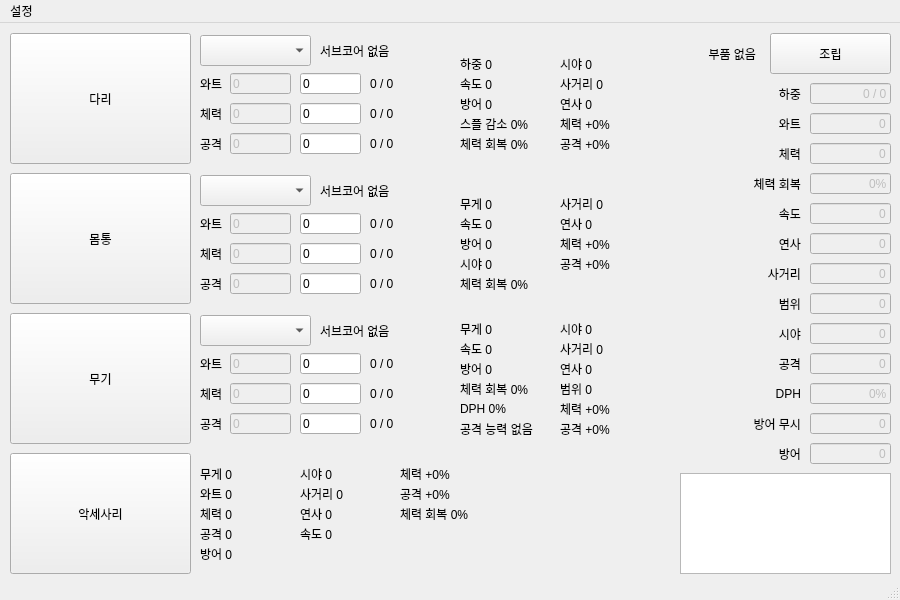
Qt form calculator.ui (ThunderVolt45/Nova-Parts-Calculator-Python) before a commit.
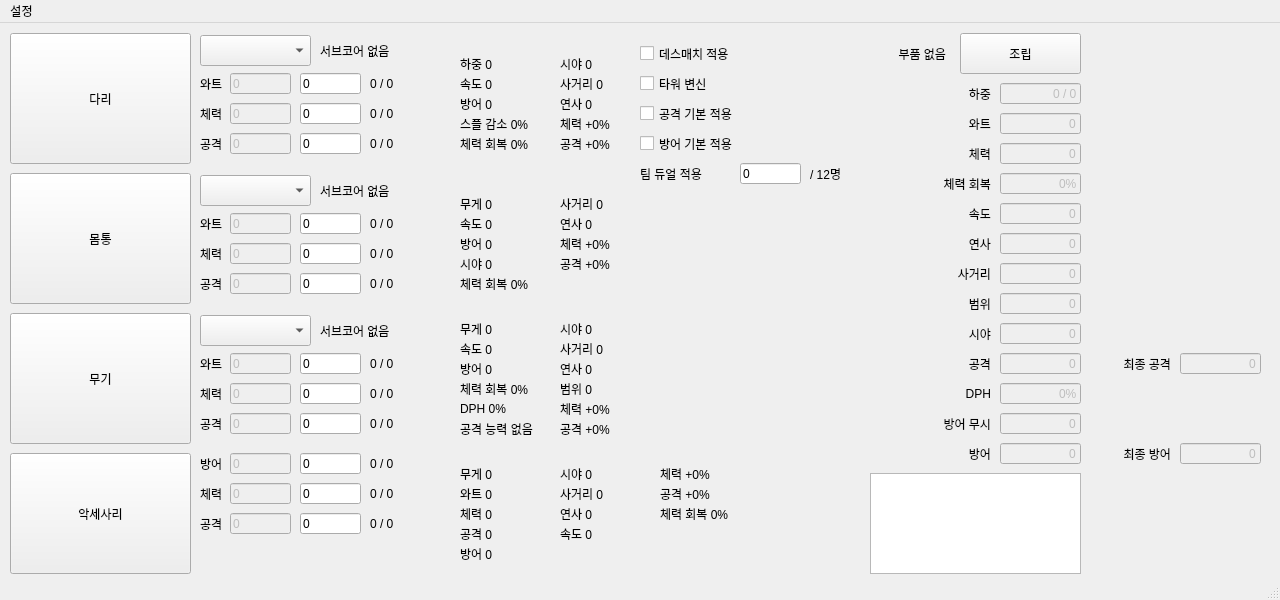
The same form after that commit.

Commit message: 스킬 및 타워 설정

Diff of the .ui file:
```diff
--- a/calculator.ui
+++ b/calculator.ui
@@ -6,19 +6,19 @@
    <rect>
     <x>0</x>
     <y>0</y>
-    <width>900</width>
+    <width>1280</width>
     <height>600</height>
    </rect>
   </property>
   <property name="minimumSize">
    <size>
-    <width>900</width>
+    <width>1280</width>
     <height>600</height>
    </size>
   </property>
   <property name="maximumSize">
    <size>
-    <width>900</width>
+    <width>1280</width>
     <height>600</height>
    </size>
   </property>
@@ -1244,7 +1244,7 @@
    <widget class="QLabel" name="Acc_weight">
     <property name="geometry">
      <rect>
-      <x>200</x>
+      <x>460</x>
       <y>440</y>
       <width>71</width>
       <height>21</height>
@@ -1260,7 +1260,7 @@
    <widget class="QLabel" name="Acc_watt">
     <property name="geometry">
      <rect>
-      <x>200</x>
+      <x>460</x>
       <y>460</y>
       <width>71</width>
       <height>21</height>
@@ -1276,7 +1276,7 @@
    <widget class="QLabel" name="Acc_health">
     <property name="geometry">
      <rect>
-      <x>200</x>
+      <x>460</x>
       <y>480</y>
       <width>71</width>
       <height>21</height>
@@ -1292,7 +1292,7 @@
    <widget class="QLabel" name="Acc_damage">
     <property name="geometry">
      <rect>
-      <x>200</x>
+      <x>460</x>
       <y>500</y>
       <width>71</width>
       <height>21</height>
@@ -1308,7 +1308,7 @@
    <widget class="QLabel" name="Acc_cooldown">
     <property name="geometry">
      <rect>
-      <x>300</x>
+      <x>560</x>
       <y>480</y>
       <width>71</width>
       <height>21</height>
@@ -1324,7 +1324,7 @@
    <widget class="QLabel" name="Acc_range">
     <property name="geometry">
      <rect>
-      <x>300</x>
+      <x>560</x>
       <y>460</y>
       <width>71</width>
       <height>21</height>
@@ -1343,7 +1343,7 @@
    <widget class="QLabel" name="Acc_sight">
     <property name="geometry">
      <rect>
-      <x>300</x>
+      <x>560</x>
       <y>440</y>
       <width>71</width>
       <height>21</height>
@@ -1359,7 +1359,7 @@
    <widget class="QLabel" name="Acc_healthMagnification">
     <property name="geometry">
      <rect>
-      <x>400</x>
+      <x>660</x>
       <y>440</y>
       <width>71</width>
       <height>21</height>
@@ -1375,7 +1375,7 @@
    <widget class="QLabel" name="Acc_damageMagnification">
     <property name="geometry">
      <rect>
-      <x>400</x>
+      <x>660</x>
       <y>460</y>
       <width>71</width>
       <height>21</height>
@@ -1391,7 +1391,7 @@
    <widget class="QLabel" name="Acc_regen">
     <property name="geometry">
      <rect>
-      <x>400</x>
+      <x>660</x>
       <y>480</y>
       <width>81</width>
       <height>21</height>
@@ -1407,7 +1407,7 @@
    <widget class="QLabel" name="Acc_speed">
     <property name="geometry">
      <rect>
-      <x>300</x>
+      <x>560</x>
       <y>500</y>
       <width>71</width>
       <height>21</height>
@@ -1423,7 +1423,7 @@
    <widget class="QLabel" name="Acc_armor">
     <property name="geometry">
      <rect>
-      <x>200</x>
+      <x>460</x>
       <y>520</y>
       <width>71</width>
       <height>21</height>
@@ -1455,7 +1455,7 @@
    <widget class="QPushButton" name="Assemble_btn">
     <property name="geometry">
      <rect>
-      <x>770</x>
+      <x>960</x>
       <y>10</y>
       <width>121</width>
       <height>41</height>
@@ -1468,7 +1468,7 @@
    <widget class="QLabel" name="Assemble_label">
     <property name="geometry">
      <rect>
-      <x>625</x>
+      <x>815</x>
       <y>20</y>
       <width>131</width>
       <height>21</height>
@@ -1487,7 +1487,7 @@
     </property>
     <property name="geometry">
      <rect>
-      <x>810</x>
+      <x>1000</x>
       <y>60</y>
       <width>81</width>
       <height>21</height>
@@ -1506,7 +1506,7 @@
    <widget class="QLabel" name="label">
     <property name="geometry">
      <rect>
-      <x>760</x>
+      <x>950</x>
       <y>60</y>
       <width>41</width>
       <height>21</height>
@@ -1528,7 +1528,7 @@
     </property>
     <property name="geometry">
      <rect>
-      <x>810</x>
+      <x>1000</x>
       <y>90</y>
       <width>81</width>
       <height>21</height>
@@ -1547,7 +1547,7 @@
    <widget class="QLabel" name="label_2">
     <property name="geometry">
      <rect>
-      <x>760</x>
+      <x>950</x>
       <y>90</y>
       <width>41</width>
       <height>21</height>
@@ -1569,7 +1569,7 @@
     </property>
     <property name="geometry">
      <rect>
-      <x>810</x>
+      <x>1000</x>
       <y>120</y>
       <width>81</width>
       <height>21</height>
@@ -1588,7 +1588,7 @@
    <widget class="QLabel" name="label_3">
     <property name="geometry">
      <rect>
-      <x>760</x>
+      <x>950</x>
       <y>120</y>
       <width>41</width>
       <height>21</height>
@@ -1610,7 +1610,7 @@
     </property>
     <property name="geometry">
      <rect>
-      <x>810</x>
+      <x>1000</x>
       <y>150</y>
       <width>81</width>
       <height>21</height>
@@ -1629,7 +1629,7 @@
    <widget class="QLabel" name="label_4">
     <property name="geometry">
      <rect>
-      <x>740</x>
+      <x>930</x>
       <y>150</y>
       <width>61</width>
       <height>21</height>
@@ -1651,7 +1651,7 @@
     </property>
     <property name="geometry">
      <rect>
-      <x>810</x>
+      <x>1000</x>
       <y>180</y>
       <width>81</width>
       <height>21</height>
@@ -1670,7 +1670,7 @@
    <widget class="QLabel" name="label_5">
     <property name="geometry">
      <rect>
-      <x>760</x>
+      <x>950</x>
       <y>180</y>
       <width>41</width>
       <height>21</height>
@@ -1692,7 +1692,7 @@
     </property>
     <property name="geometry">
      <rect>
-      <x>810</x>
+      <x>1000</x>
       <y>210</y>
       <width>81</width>
       <height>21</height>
@@ -1711,7 +1711,7 @@
    <widget class="QLabel" name="label_6">
     <property name="geometry">
      <rect>
-      <x>760</x>
+      <x>950</x>
       <y>210</y>
       <width>41</width>
       <height>21</height>
@@ -1733,7 +1733,7 @@
     </property>
     <property name="geometry">
      <rect>
-      <x>810</x>
+      <x>1000</x>
       <y>240</y>
       <width>81</width>
       <height>21</height>
@@ -1752,7 +1752,7 @@
    <widget class="QLabel" name="label_7">
     <property name="geometry">
      <rect>
-      <x>760</x>
+      <x>950</x>
       <y>240</y>
       <width>41</width>
       <height>21</height>
@@ -1774,7 +1774,7 @@
     </property>
     <property name="geometry">
      <rect>
-      <x>810</x>
+      <x>1000</x>
       <y>270</y>
       <width>81</width>
       <height>21</height>
@@ -1793,7 +1793,7 @@
    <widget class="QLabel" name="label_8">
     <property name="geometry">
      <rect>
-      <x>760</x>
+      <x>950</x>
       <y>270</y>
       <width>41</width>
       <height>21</height>
@@ -1815,7 +1815,7 @@
     </property>
     <property name="geometry">
      <rect>
-      <x>810</x>
+      <x>1000</x>
       <y>300</y>
       <width>81</width>
       <height>21</height>
@@ -1834,7 +1834,7 @@
    <widget class="QLabel" name="label_9">
     <property name="geometry">
      <rect>
-      <x>760</x>
+      <x>950</x>
       <y>300</y>
       <width>41</width>
       <height>21</height>
@@ -1856,7 +1856,7 @@
     </property>
     <property name="geometry">
      <rect>
-      <x>810</x>
+      <x>1000</x>
       <y>330</y>
       <width>81</width>
       <height>21</height>
@@ -1875,7 +1875,7 @@
    <widget class="QLabel" name="label_10">
     <property name="geometry">
      <rect>
-      <x>760</x>
+      <x>950</x>
       <y>330</y>
       <width>41</width>
       <height>21</height>
@@ -1897,7 +1897,7 @@
     </property>
     <property name="geometry">
      <rect>
-      <x>810</x>
+      <x>1000</x>
       <y>390</y>
       <width>81</width>
       <height>21</height>
@@ -1916,7 +1916,7 @@
    <widget class="QLabel" name="label_11">
     <property name="geometry">
      <rect>
-      <x>740</x>
+      <x>930</x>
       <y>390</y>
       <width>61</width>
       <height>21</height>
@@ -1938,7 +1938,7 @@
     </property>
     <property name="geometry">
      <rect>
-      <x>810</x>
+      <x>1000</x>
       <y>420</y>
       <width>81</width>
       <height>21</height>
@@ -1957,7 +1957,7 @@
    <widget class="QLabel" name="label_12">
     <property name="geometry">
      <rect>
-      <x>760</x>
+      <x>950</x>
       <y>420</y>
       <width>41</width>
       <height>21</height>
@@ -1979,7 +1979,7 @@
     </property>
     <property name="geometry">
      <rect>
-      <x>810</x>
+      <x>1000</x>
       <y>360</y>
       <width>81</width>
       <height>21</height>
@@ -1998,7 +1998,7 @@
    <widget class="QLabel" name="label_13">
     <property name="geometry">
      <rect>
-      <x>760</x>
+      <x>950</x>
       <y>360</y>
       <width>41</width>
       <height>21</height>
@@ -2017,7 +2017,7 @@
    <widget class="QPlainTextEdit" name="Assemble_etc">
     <property name="geometry">
      <rect>
-      <x>680</x>
+      <x>870</x>
       <y>450</y>
       <width>211</width>
       <height>101</height>
@@ -2043,13 +2043,390 @@
      <cstring>Leg_wattBase</cstring>
     </property>
    </widget>
+   <widget class="QCheckBox" name="Skill_Attackbase">
+    <property name="geometry">
+     <rect>
+      <x>640</x>
+      <y>80</y>
+      <width>111</width>
+      <height>21</height>
+     </rect>
+    </property>
+    <property name="text">
+     <string>공격 기본 적용</string>
+    </property>
+   </widget>
+   <widget class="QCheckBox" name="Skill_Defensebase">
+    <property name="geometry">
+     <rect>
+      <x>640</x>
+      <y>110</y>
+      <width>111</width>
+      <height>21</height>
+     </rect>
+    </property>
+    <property name="text">
+     <string>방어 기본 적용</string>
+    </property>
+   </widget>
+   <widget class="QLineEdit" name="Skill_TeamdualPlayer">
+    <property name="geometry">
+     <rect>
+      <x>740</x>
+      <y>140</y>
+      <width>61</width>
+      <height>21</height>
+     </rect>
+    </property>
+    <property name="text">
+     <string>0</string>
+    </property>
+    <property name="readOnly">
+     <bool>false</bool>
+    </property>
+   </widget>
+   <widget class="QLabel" name="Skill_TeamdualPlayerMax">
+    <property name="geometry">
+     <rect>
+      <x>810</x>
+      <y>140</y>
+      <width>56</width>
+      <height>21</height>
+     </rect>
+    </property>
+    <property name="text">
+     <string>/ 12명</string>
+    </property>
+   </widget>
+   <widget class="QLabel" name="label_14">
+    <property name="geometry">
+     <rect>
+      <x>640</x>
+      <y>140</y>
+      <width>101</width>
+      <height>21</height>
+     </rect>
+    </property>
+    <property name="text">
+     <string>팀 듀얼 적용</string>
+    </property>
+   </widget>
+   <widget class="QLineEdit" name="Assemble_totaldamage">
+    <property name="enabled">
+     <bool>false</bool>
+    </property>
+    <property name="geometry">
+     <rect>
+      <x>1180</x>
+      <y>330</y>
+      <width>81</width>
+      <height>21</height>
+     </rect>
+    </property>
+    <property name="text">
+     <string>0</string>
+    </property>
+    <property name="alignment">
+     <set>Qt::AlignRight|Qt::AlignTrailing|Qt::AlignVCenter</set>
+    </property>
+    <property name="readOnly">
+     <bool>true</bool>
+    </property>
+   </widget>
+   <widget class="QLabel" name="label_15">
+    <property name="geometry">
+     <rect>
+      <x>1100</x>
+      <y>330</y>
+      <width>71</width>
+      <height>21</height>
+     </rect>
+    </property>
+    <property name="text">
+     <string>최종 공격</string>
+    </property>
+    <property name="alignment">
+     <set>Qt::AlignRight|Qt::AlignTrailing|Qt::AlignVCenter</set>
+    </property>
+    <property name="buddy">
+     <cstring>Leg_wattBase</cstring>
+    </property>
+   </widget>
+   <widget class="QLabel" name="label_16">
+    <property name="geometry">
+     <rect>
+      <x>1100</x>
+      <y>420</y>
+      <width>71</width>
+      <height>21</height>
+     </rect>
+    </property>
+    <property name="text">
+     <string>최종 방어</string>
+    </property>
+    <property name="alignment">
+     <set>Qt::AlignRight|Qt::AlignTrailing|Qt::AlignVCenter</set>
+    </property>
+    <property name="buddy">
+     <cstring>Leg_wattBase</cstring>
+    </property>
+   </widget>
+   <widget class="QLineEdit" name="Assemble_totalarmor">
+    <property name="enabled">
+     <bool>false</bool>
+    </property>
+    <property name="geometry">
+     <rect>
+      <x>1180</x>
+      <y>420</y>
+      <width>81</width>
+      <height>21</height>
+     </rect>
+    </property>
+    <property name="text">
+     <string>0</string>
+    </property>
+    <property name="alignment">
+     <set>Qt::AlignRight|Qt::AlignTrailing|Qt::AlignVCenter</set>
+    </property>
+    <property name="readOnly">
+     <bool>true</bool>
+    </property>
+   </widget>
+   <widget class="QCheckBox" name="Status_Deathmatch">
+    <property name="geometry">
+     <rect>
+      <x>640</x>
+      <y>20</y>
+      <width>111</width>
+      <height>21</height>
+     </rect>
+    </property>
+    <property name="text">
+     <string>데스매치 적용</string>
+    </property>
+   </widget>
+   <widget class="QLineEdit" name="Acc_damageBase">
+    <property name="enabled">
+     <bool>false</bool>
+    </property>
+    <property name="geometry">
+     <rect>
+      <x>230</x>
+      <y>490</y>
+      <width>61</width>
+      <height>21</height>
+     </rect>
+    </property>
+    <property name="text">
+     <string>0</string>
+    </property>
+    <property name="readOnly">
+     <bool>true</bool>
+    </property>
+   </widget>
+   <widget class="QLabel" name="damage_4">
+    <property name="geometry">
+     <rect>
+      <x>200</x>
+      <y>490</y>
+      <width>31</width>
+      <height>21</height>
+     </rect>
+    </property>
+    <property name="text">
+     <string>공격</string>
+    </property>
+    <property name="buddy">
+     <cstring>Leg_wattBase</cstring>
+    </property>
+   </widget>
+   <widget class="QLabel" name="Acc_damageAdd">
+    <property name="geometry">
+     <rect>
+      <x>370</x>
+      <y>490</y>
+      <width>61</width>
+      <height>21</height>
+     </rect>
+    </property>
+    <property name="text">
+     <string>0 / 0</string>
+    </property>
+    <property name="buddy">
+     <cstring>Leg_wattBase</cstring>
+    </property>
+   </widget>
+   <widget class="QLabel" name="health_4">
+    <property name="geometry">
+     <rect>
+      <x>200</x>
+      <y>460</y>
+      <width>31</width>
+      <height>21</height>
+     </rect>
+    </property>
+    <property name="text">
+     <string>체력</string>
+    </property>
+    <property name="buddy">
+     <cstring>Leg_wattBase</cstring>
+    </property>
+   </widget>
+   <widget class="QLineEdit" name="Acc_healthBase">
+    <property name="enabled">
+     <bool>false</bool>
+    </property>
+    <property name="geometry">
+     <rect>
+      <x>230</x>
+      <y>460</y>
+      <width>61</width>
+      <height>21</height>
+     </rect>
+    </property>
+    <property name="text">
+     <string>0</string>
+    </property>
+    <property name="readOnly">
+     <bool>true</bool>
+    </property>
+   </widget>
+   <widget class="QLineEdit" name="Acc_damageReinforce">
+    <property name="geometry">
+     <rect>
+      <x>300</x>
+      <y>490</y>
+      <width>61</width>
+      <height>21</height>
+     </rect>
+    </property>
+    <property name="text">
+     <string>0</string>
+    </property>
+    <property name="readOnly">
+     <bool>false</bool>
+    </property>
+   </widget>
+   <widget class="QLineEdit" name="Acc_armorReinforce">
+    <property name="geometry">
+     <rect>
+      <x>300</x>
+      <y>430</y>
+      <width>61</width>
+      <height>21</height>
+     </rect>
+    </property>
+    <property name="text">
+     <string>0</string>
+    </property>
+    <property name="readOnly">
+     <bool>false</bool>
+    </property>
+   </widget>
+   <widget class="QLabel" name="Acc_armorAdd">
+    <property name="geometry">
+     <rect>
+      <x>370</x>
+      <y>430</y>
+      <width>61</width>
+      <height>21</height>
+     </rect>
+    </property>
+    <property name="text">
+     <string>0 / 0</string>
+    </property>
+    <property name="buddy">
+     <cstring>Leg_wattBase</cstring>
+    </property>
+   </widget>
+   <widget class="QLabel" name="Acc_healthAdd">
+    <property name="geometry">
+     <rect>
+      <x>370</x>
+      <y>460</y>
+      <width>61</width>
+      <height>21</height>
+     </rect>
+    </property>
+    <property name="text">
+     <string>0 / 0</string>
+    </property>
+    <property name="buddy">
+     <cstring>Leg_wattBase</cstring>
+    </property>
+   </widget>
+   <widget class="QLineEdit" name="Acc_armorBase">
+    <property name="enabled">
+     <bool>false</bool>
+    </property>
+    <property name="geometry">
+     <rect>
+      <x>230</x>
+      <y>430</y>
+      <width>61</width>
+      <height>21</height>
+     </rect>
+    </property>
+    <property name="text">
+     <string>0</string>
+    </property>
+    <property name="readOnly">
+     <bool>true</bool>
+    </property>
+   </widget>
+   <widget class="QLabel" name="armor_4">
+    <property name="geometry">
+     <rect>
+      <x>200</x>
+      <y>430</y>
+      <width>31</width>
+      <height>21</height>
+     </rect>
+    </property>
+    <property name="text">
+     <string>방어</string>
+    </property>
+    <property name="buddy">
+     <cstring>Leg_wattBase</cstring>
+    </property>
+   </widget>
+   <widget class="QLineEdit" name="Acc_healthReinforce">
+    <property name="geometry">
+     <rect>
+      <x>300</x>
+      <y>460</y>
+      <width>61</width>
+      <height>21</height>
+     </rect>
+    </property>
+    <property name="text">
+     <string>0</string>
+    </property>
+    <property name="readOnly">
+     <bool>false</bool>
+    </property>
+   </widget>
+   <widget class="QCheckBox" name="Status_Towering">
+    <property name="geometry">
+     <rect>
+      <x>640</x>
+      <y>50</y>
+      <width>111</width>
+      <height>21</height>
+     </rect>
+    </property>
+    <property name="text">
+     <string>타워 변신</string>
+    </property>
+   </widget>
   </widget>
   <widget class="QMenuBar" name="menubar">
    <property name="geometry">
     <rect>
      <x>0</x>
      <y>0</y>
-     <width>900</width>
+     <width>1280</width>
      <height>21</height>
     </rect>
    </property>
```
The commit also changes 5 other files.
